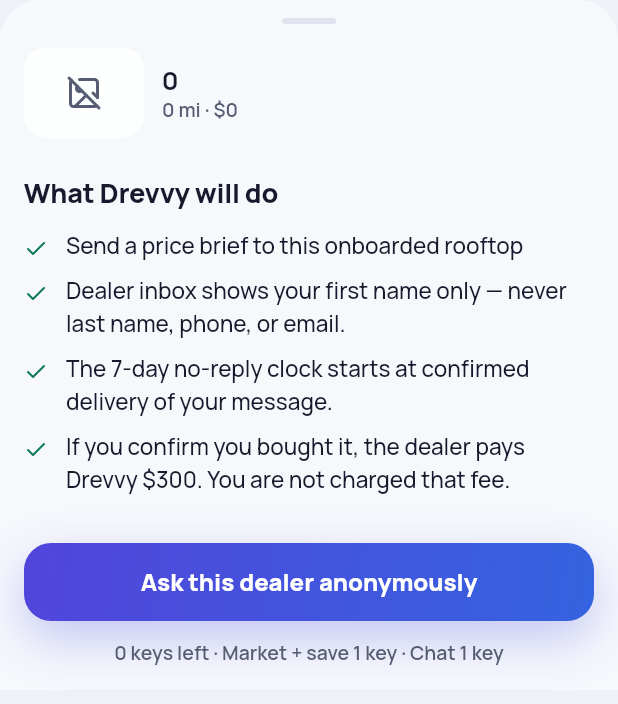
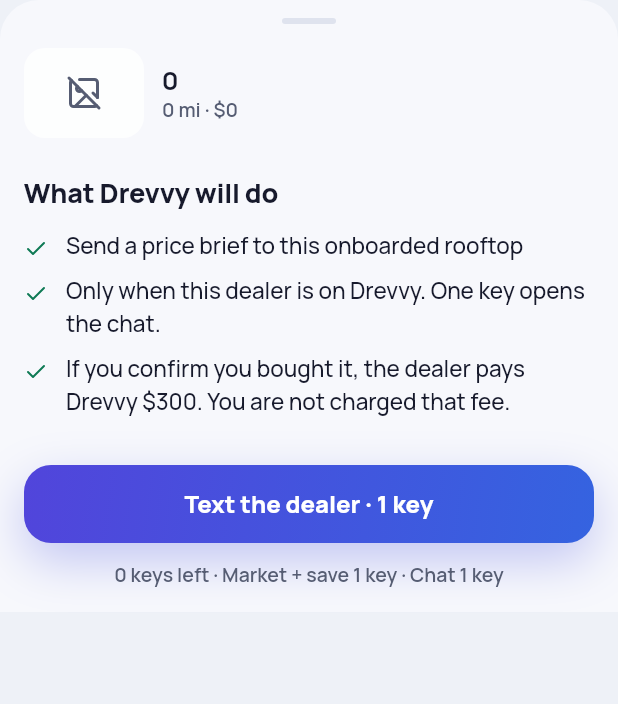
Before and after one commit to wilsonpartyof5/autoagent, a Flutter app: the AddToDrevvySheet widget shown alone on an empty page, opened directly with empty values, on a phone screen of 412 x 824 dp. Shown: the top 704 px of the screen. Run offline on Flutter 3.47's test engine with Material 3 defaults, Android fonts, the phone set to English and light mode, and no system bars; our stand-ins replace equatable, firebase_core, firebase_messaging, flutter_riverpod, flutter_secure_storage, go_router and 4 more; missing offline and left inert: posthog_flutter, purchases_flutter, superwallkit_flutter; accounts and stored records are empty.

Commit message:
Fix shopper VDP CTA copy to third-grade talk-key strings (#124)
Drop first-name-only and 7-day refund promises from shopper KeySpend
strings and the VDP sheets that showed them. Off-network OTD stays a
free whole-price request, not chat.

Co-authored-by: Cursor Agent <cursoragent@cursor.com>
Co-authored-by: wilsonpartyof5 <wilsonpartyof5@users.noreply.github.com>

```diff
--- a/apps/drevvy-app/lib/data/models/car_pack.dart
+++ b/apps/drevvy-app/lib/data/models/car_pack.dart
@@ -6,9 +6,10 @@ import 'money_format.dart';
 ///
 /// Key A: market intel + save on a VDP. Not refunded.
 /// Key B: conversation, only if the listing URL matches an onboarded rooftop.
-/// Off-network OTD request is free (analytics form, not chat, no key).
-/// Conversation-key refunds: 7-day no-reply (clock starts at confirmed
-/// delivery) or sold. Dealer inbox shows the shopper first name only.
+/// Off-network OTD request is free (not chat, no key).
+/// Backend refund policy (do not advertise in shopper UI): conversation-key
+/// refunds after 7-day no-reply (clock starts at confirmed delivery) or sold.
+/// Dealer inbox shows the shopper first name only — also not shopper copy.
 /// Dealer pays $300 on shopper-confirmed purchase — not a shopper charge.
 class KeySpend {
   static const marketIntelAndSave = 1;
@@ -28,35 +29,27 @@ class KeySpend {
   /// Shown after Key A spends and the listing is saved.
   static const marketIntelUnlockedConfirm = 'Fair price unlocked · Car saved.';
 
-  static const conversationCta = 'Ask this dealer anonymously';
-  static const conversationUse = 'Uses 1 conversation key';
+  static const conversationCta = 'Text the dealer · 1 key';
+  static const conversationUse = 'Uses 1 key';
   static const conversationNote =
-      'Only if this listing URL matches an onboarded rooftop. They see your '
-      'first name only. If they do not reply within 7 days of confirmed '
-      'delivery, or the car sells, this key comes back.';
-  static const dealerSeesFirstNameOnly =
-      'Dealer inbox shows your first name only — never last name, phone, or email.';
-  static const refundClockNote =
-      'The 7-day no-reply clock starts at confirmed delivery of your message.';
+      'Only when this dealer is on Drevvy. One key opens the chat.';
   static const dealerCloseNote =
       'If you confirm you bought it, the dealer pays Drevvy \$300. You are not charged that fee.';
 
-  static const otdRequestCta = 'Request the out-the-door number';
+  static const otdRequestCta = 'Ask for the whole price · free';
   static const otdRequestFreeBadge = 'Free · no key';
   static const otdRequestNote =
-      'Free analytics form. We capture the request. This is not a chat and does not use a key.';
+      'Free. We ask for the whole price. This is not a chat.';
 
   static const packHeadline = 'Pick a key pack.';
   static const packSubhead =
-      'Market intel + save uses 1 key. Asking an in-network dealer uses a '
-      'second key. Requesting an out-the-door number off-network is free. '
+      'Market intel + save uses 1 key. Texting an in-network dealer uses a '
+      'second key. Asking for the whole price off-network is free. '
       'Packs never expire.';
 
   static const unlockCopy =
-      'Market intel + save uses 1 key. Opening an in-network dealer chat uses '
-      'a second key. Off-network out-the-door requests are free. If the dealer '
-      'does not reply within 7 days of confirmed delivery, or the car sells, '
-      'the conversation key comes back.';
+      'Market intel + save uses 1 key. Texting an in-network dealer uses a '
+      'second key. Asking for the whole price off-network is free.';
 }
 
 /// One-time key pack purchase options.
--- a/apps/drevvy-app/lib/features/shop/screens/vdp_screen.dart
+++ b/apps/drevvy-app/lib/features/shop/screens/vdp_screen.dart
@@ -706,11 +706,11 @@ class _HowDrevvyWorks extends StatelessWidget {
           ),
           _Step(
             number: '3',
-            text: 'If this listing URL matches an onboarded rooftop, ask the dealer anonymously with a second key. They see your first name only.',
+            text: 'If this dealer is on Drevvy, text them. One key opens the chat.',
           ),
           _Step(
             number: '4',
-            text: 'If not, request the out-the-door number for free — analytics form, not chat, no key',
+            text: 'If not, ask for the whole price for free. This is not a chat.',
           ),
         ],
       ),
--- a/apps/drevvy-app/lib/features/shop/widgets/add_to_drevvy_sheet.dart
+++ b/apps/drevvy-app/lib/features/shop/widgets/add_to_drevvy_sheet.dart
@@ -145,10 +145,7 @@ class _AddToDrevvySheetState extends State<AddToDrevvySheet> {
                   text: 'Send a price brief to this onboarded rooftop',
                 ),
                 _BulletPoint(
-                  text: KeySpend.dealerSeesFirstNameOnly,
-                ),
-                _BulletPoint(
-                  text: KeySpend.refundClockNote,
+                  text: KeySpend.conversationNote,
                 ),
                 _BulletPoint(
                   text: KeySpend.dealerCloseNote,
--- a/apps/drevvy-app/lib/features/shop/widgets/otd_request_sheet.dart
+++ b/apps/drevvy-app/lib/features/shop/widgets/otd_request_sheet.dart
@@ -7,7 +7,7 @@ import '../../../core/widgets/drevvy_buttons.dart';
 import '../../../data/analytics/product_analytics.dart';
 import '../../../data/models/models.dart';
 
-/// Off-network CTA: free analytics form for an out-the-door number.
+/// Off-network CTA: free request for the whole price.
 /// Not chat, no key, and copy never says "talk to dealer".
 class OtdRequestSheet extends StatefulWidget {
   const OtdRequestSheet({
@@ -166,7 +166,7 @@ class _OtdRequestSheetState extends State<OtdRequestSheet> {
                         const SizedBox(width: DrevvySpace.s2),
                         Expanded(
                           child: Text(
-                            'This rooftop is not on Drevvy, so there is no inbox thread and no conversation key.',
+                            'This rooftop is not on Drevvy, so there is no inbox thread and no key.',
                             style: text.callout.copyWith(color: colors.muted),
                           ),
                         ),
--- a/apps/drevvy-app/lib/features/shop/widgets/vdp_cta_bar.dart
+++ b/apps/drevvy-app/lib/features/shop/widgets/vdp_cta_bar.dart
@@ -127,7 +127,7 @@ class VdpCtaBar extends StatelessWidget {
             const SizedBox(height: DrevvySpace.s1),
             Text(
               conversationOpen
-                  ? 'Conversation key already spent. The dealer can see you in their inbox.'
+                  ? 'Chat is already open. The dealer can see you in their inbox.'
                   : KeySpend.conversationNote,
               style: text.callout.copyWith(color: colors.muted),
             ),
```
Also changed, not shown: apps/drevvy-app/lib/features/shop/widgets/dealer_chat_sheet.dart (+1 -12 lines), apps/drevvy-app/lib/features/shop/widgets/dealer_inbox_stub.dart (+0 -10 lines), 2 other files.
